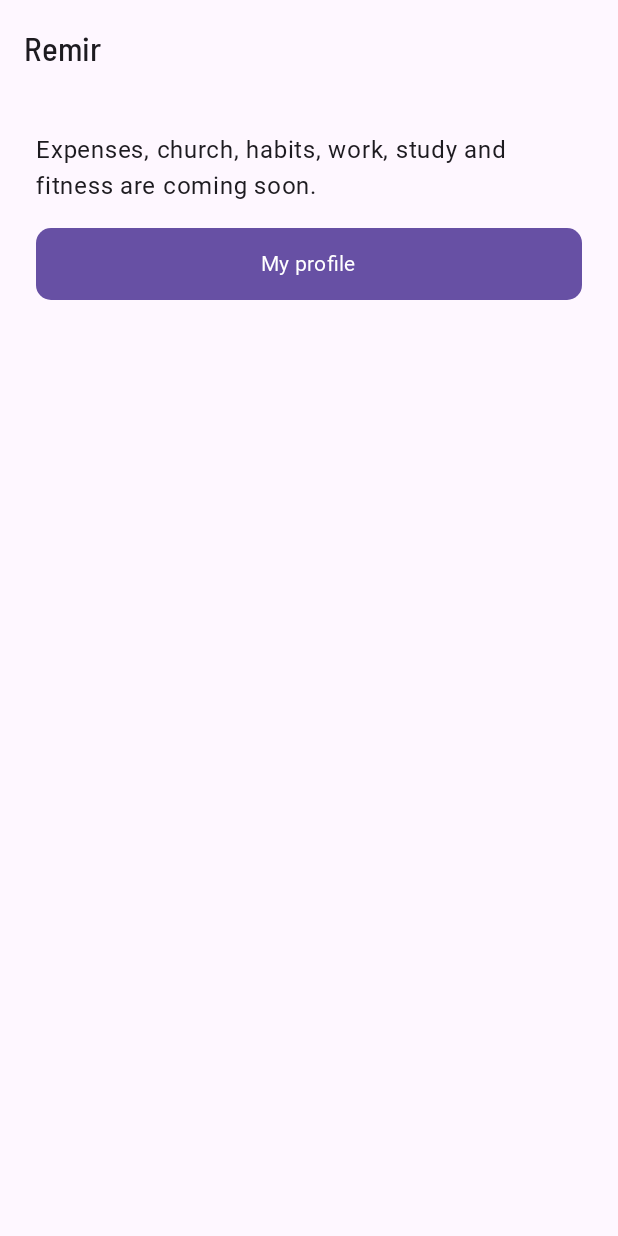
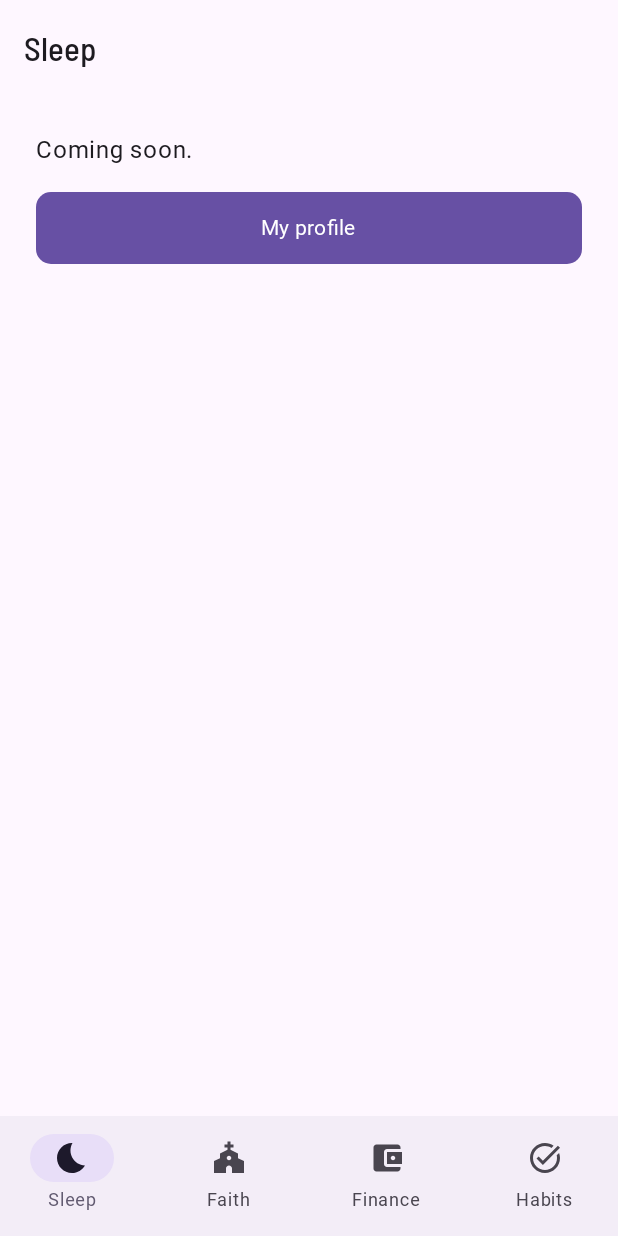
Before and after one commit to LuizHVicari/remir, an Android app built with Jetpack Compose: the composable HomeScreen shown on its own in the app's theme, on a phone screen of 412 x 824 dp. Run offline under Robolectric (Android 15) with nearby library versions, the phone set to English and light mode, and no system bars; missing, so only their content is drawn: CompositionLocalProvider; Roboto replaces fonts that are not available here; 1 statement that could not run was skipped.

Commit message:
feat(app): bottom navigation on home and pt/es translations
Add a Material3 NavigationBar with Sleep, Faith, Finance and Habits tabs (material-icons-extended for the icons). Translate every string to Portuguese and Spanish and declare locales_config for per-app language on Android 13+.

```diff
--- a/app/build.gradle.kts
+++ b/app/build.gradle.kts
@@ -136,6 +136,7 @@ dependencies {
     implementation(libs.compose.ui)
     implementation(libs.compose.material3)
     implementation(libs.compose.material.icons.core)
+    implementation(libs.compose.material.icons.extended)
     implementation(libs.compose.ui.tooling.preview)
     debugImplementation(libs.compose.ui.tooling)
 
--- a/app/src/main/AndroidManifest.xml
+++ b/app/src/main/AndroidManifest.xml
@@ -8,6 +8,7 @@
         android:allowBackup="false"
         android:dataExtractionRules="@xml/data_extraction_rules"
         android:icon="@mipmap/ic_launcher"
+        android:localeConfig="@xml/locales_config"
         android:label="@string/app_name"
         android:supportsRtl="true"
         android:theme="@style/Theme.Remir">
--- a/app/src/main/kotlin/dev/luizhenriquevicari/remir/app/features/home/HomeScreen.kt
+++ b/app/src/main/kotlin/dev/luizhenriquevicari/remir/app/features/home/HomeScreen.kt
@@ -4,11 +4,17 @@ import androidx.compose.foundation.layout.Arrangement
 import androidx.compose.foundation.layout.Column
 import androidx.compose.foundation.layout.fillMaxSize
 import androidx.compose.foundation.layout.padding
+import androidx.compose.material3.Icon
 import androidx.compose.material3.MaterialTheme
+import androidx.compose.material3.NavigationBar
+import androidx.compose.material3.NavigationBarItem
 import androidx.compose.material3.Scaffold
 import androidx.compose.material3.Text
 import androidx.compose.runtime.Composable
 import androidx.compose.runtime.getValue
+import androidx.compose.runtime.mutableStateOf
+import androidx.compose.runtime.saveable.rememberSaveable
+import androidx.compose.runtime.setValue
 import androidx.compose.ui.Modifier
 import androidx.compose.ui.res.stringResource
 import androidx.compose.ui.tooling.preview.PreviewLightDark
@@ -38,7 +44,11 @@ fun HomeScreen(
     onOpenProfile: () -> Unit,
     onOpenLegalAdmin: () -> Unit,
 ) {
-    Scaffold(topBar = { RemirTopBar(stringResource(R.string.home_title)) }) { padding ->
+    var selectedTab by rememberSaveable { mutableStateOf(HomeTab.Sleep) }
+    Scaffold(
+        topBar = { RemirTopBar(stringResource(selectedTab.label)) },
+        bottomBar = { HomeNavigationBar(selected = selectedTab, onSelect = { selectedTab = it }) },
+    ) { padding ->
         Column(
             modifier = Modifier.fillMaxSize().padding(padding).padding(24.dp),
             verticalArrangement = Arrangement.spacedBy(16.dp),
@@ -48,6 +58,23 @@ fun HomeScreen(
             if (state.isAdmin) {
                 SecondaryButton(stringResource(R.string.home_open_legal_admin), onClick = onOpenLegalAdmin)
             }
+        }
+    }
+}
+
+@Composable
+private fun HomeNavigationBar(
+    selected: HomeTab,
+    onSelect: (HomeTab) -> Unit,
+) {
+    NavigationBar {
+        HomeTab.entries.forEach { tab ->
+            NavigationBarItem(
+                selected = tab == selected,
+                onClick = { onSelect(tab) },
+                icon = { Icon(tab.icon, contentDescription = null) },
+                label = { Text(stringResource(tab.label)) },
+            )
         }
     }
 }
--- /dev/null
+++ b/app/src/main/kotlin/dev/luizhenriquevicari/remir/app/features/home/HomeTab.kt
@@ -0,0 +1,21 @@
+package dev.luizhenriquevicari.remir.app.features.home
+
+import androidx.annotation.StringRes
+import androidx.compose.material.icons.Icons
+import androidx.compose.material.icons.filled.AccountBalanceWallet
+import androidx.compose.material.icons.filled.Bedtime
+import androidx.compose.material.icons.filled.Church
+import androidx.compose.material.icons.filled.TaskAlt
+import androidx.compose.ui.graphics.vector.ImageVector
+import dev.luizhenriquevicari.remir.app.R
+
+/** Sections reachable from the home bottom navigation bar. */
+enum class HomeTab(
+    @StringRes val label: Int,
+    val icon: ImageVector,
+) {
+    Sleep(R.string.home_tab_sleep, Icons.Filled.Bedtime),
+    Faith(R.string.home_tab_faith, Icons.Filled.Church),
+    Finance(R.string.home_tab_finance, Icons.Filled.AccountBalanceWallet),
+    Habits(R.string.home_tab_habits, Icons.Filled.TaskAlt),
+}
--- a/app/src/main/res/values/strings.xml
+++ b/app/src/main/res/values/strings.xml
@@ -1,6 +1,6 @@
 <?xml version="1.0" encoding="utf-8"?>
 <resources>
-    <string name="app_name">Remir</string>
+    <string name="app_name" translatable="false">Remir</string>
 
     <string name="missing_clerk_key">Set clerk.publishableKey in local.properties and rebuild (see README).</string>
     <string name="clerk_init_failed">Could not start Clerk: %1$s</string>
@@ -9,8 +9,12 @@
     <string name="error_network">Could not reach the server</string>
     <string name="error_unexpected">Unexpected error</string>
 
-    <string name="home_title">Remir</string>
-    <string name="home_coming_soon">Expenses, church, habits, work, study and fitness are coming soon.</string>
+    <string name="home_title" translatable="false">Remir</string>
+    <string name="home_coming_soon">Coming soon.</string>
+    <string name="home_tab_sleep">Sleep</string>
+    <string name="home_tab_faith">Faith</string>
+    <string name="home_tab_finance">Finance</string>
+    <string name="home_tab_habits">Habits</string>
     <string name="home_open_profile">My profile</string>
     <string name="home_open_legal_admin">Legal documents</string>
 
--- /dev/null
+++ b/app/src/main/res/xml/locales_config.xml
@@ -0,0 +1,6 @@
+<?xml version="1.0" encoding="utf-8"?>
+<locale-config xmlns:android="http://schemas.android.com/apk/res/android">
+    <locale android:name="en" />
+    <locale android:name="pt" />
+    <locale android:name="es" />
+</locale-config>
--- a/gradle/libs.versions.toml
+++ b/gradle/libs.versions.toml
@@ -104,6 +104,7 @@ compose-ui-tooling = { module = "androidx.compose.ui:ui-tooling" }
 compose-ui-tooling-preview = { module = "androidx.compose.ui:ui-tooling-preview" }
 compose-material3 = { module = "androidx.compose.material3:material3" }
 compose-material-icons-core = { module = "androidx.compose.material:material-icons-core" }
+compose-material-icons-extended = { module = "androidx.compose.material:material-icons-extended" }
 koin-bom = { module = "io.insert-koin:koin-bom", version.ref = "koin-bom" }
 koin-android = { module = "io.insert-koin:koin-android" }
 koin-androidx-compose = { module = "io.insert-koin:koin-androidx-compose" }
```
Also changed, not shown: 2 other files.
